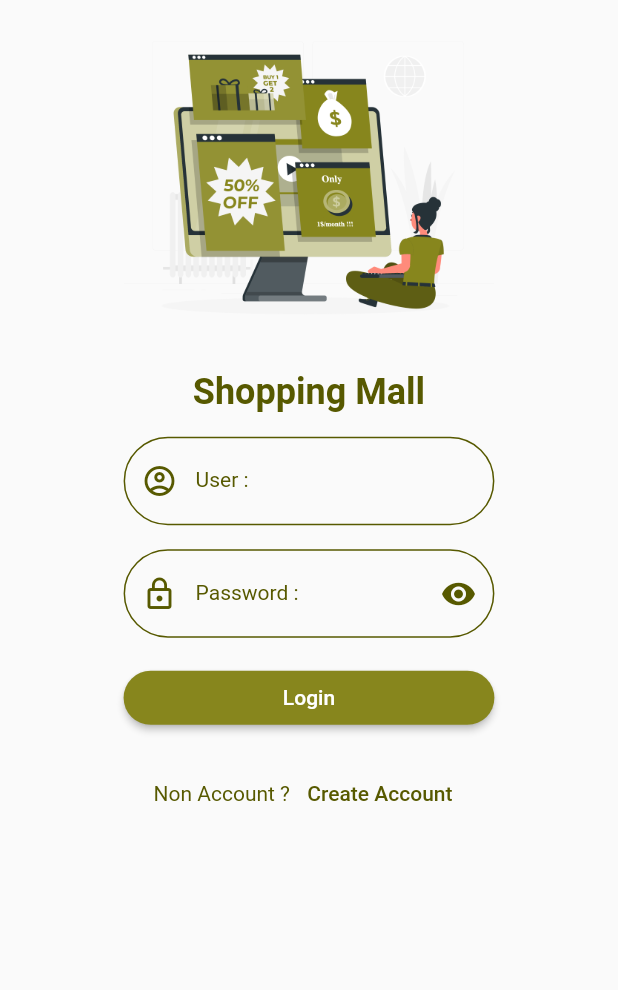
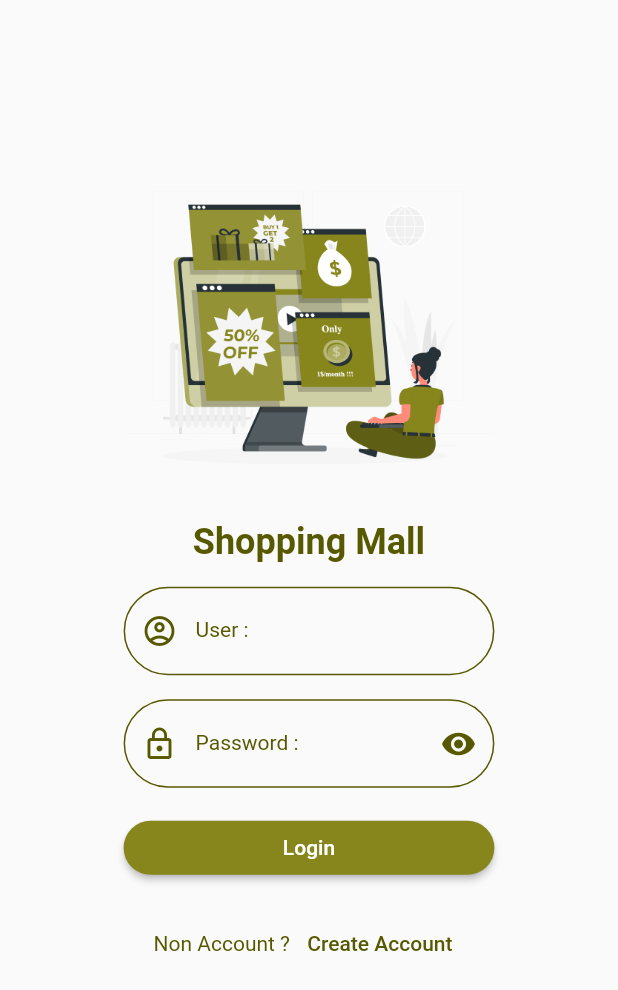
Before and after one commit to masterUNG/ShoppingMall, a Flutter app: the screen it shows after launch, on a phone screen of 412 x 824 dp. Shown: the top 990 px of the screen. Run offline on Flutter 3.47's test engine with Material 2 defaults, Android fonts, the phone set to English and light mode, and no system bars; our stand-ins replace cached_network_image, dio, flutter_svg, geolocator, google_maps_flutter, image_picker and 2 more; missing offline and left inert: file_utils; accounts and stored records are empty.

Commit message:
update 6NOv

```diff
--- a/lib/states/authen.dart
+++ b/lib/states/authen.dart
@@ -242,8 +242,9 @@ class _AuthenState extends State<Authen> {
     );
   }
 
-  Row buildImage(double size) {
-    return Row(
+  Container buildImage(double size) {
+    return Container(margin: EdgeInsets.only(top: 100),
+      child: Row(
         mainAxisAlignment: MainAxisAlignment.center,
         children: [
           Container(
@@ -251,6 +252,7 @@ class _AuthenState extends State<Authen> {
             child: ShowImage(path: MyConstant.image4),
           ),
         ],
+      ),
     );
   }
 }
--- a/lib/utility/my_constant.dart
+++ b/lib/utility/my_constant.dart
@@ -4,7 +4,8 @@ class MyConstant {
   // Genernal
   static String appName = 'Shopping Mall';
   static String domain =
-      'https://e299-2405-9800-bc01-ac24-64a3-f397-6e76-4914.ngrok.io';
+      'https://e75e-2405-9800-bc01-ac24-64a3-f397-6e76-4914.ngrok.io';
+  static String urlPrompay = 'https://promptpay.io/0818595309.png';
 
   // Route
   static String routeAuthen = '/authen';
@@ -65,7 +66,7 @@ class MyConstant {
         fontWeight: FontWeight.w700,
       );
 
-      TextStyle h2BlueStyle() => TextStyle(
+  TextStyle h2BlueStyle() => TextStyle(
         fontSize: 18,
         color: Colors.blue.shade800,
         fontWeight: FontWeight.w700,
--- a/pubspec.yaml
+++ b/pubspec.yaml
@@ -36,6 +36,7 @@ dependencies:
   cached_network_image: ^3.1.0
   sqflite: ^2.0.0+4
   flutter_svg: ^0.23.0+1
+  file_utils: ^1.0.1
 
 dev_dependencies:
   flutter_test:
```
Also changed, not shown: lib/bodys/prompay.dart (+36 -0 lines), pubspec.lock, 1 other file. Lines whose indentation alone changed are shown as unchanged.
